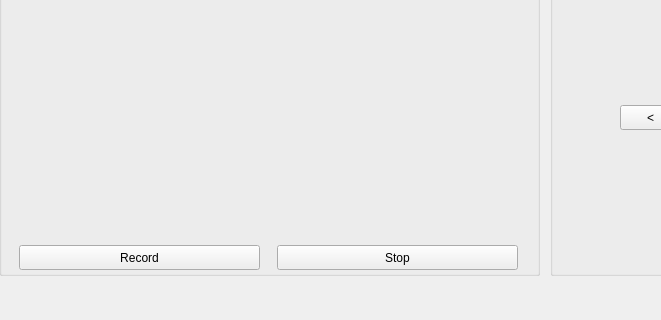
This is monitoring_gui/ui/main_window.ui in Ko-Sai/environmental_monitoring_system as Qt 5 draws it before an edit; both pictures show x 0 to 661 and y 384 to 704 of the 987 by 704 pixel window. The edited form follows.
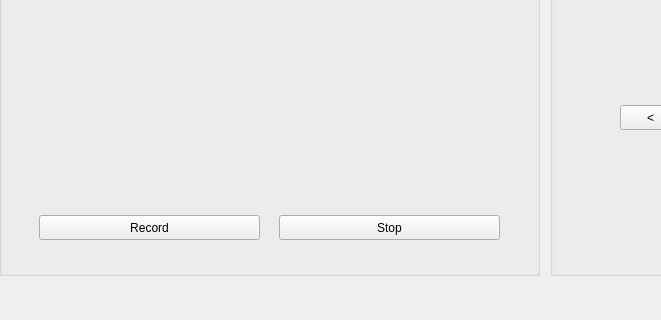
This is the edited form. Icons and pictures are not drawn.

```diff
--- a/monitoring_gui/ui/main_window.ui
+++ b/monitoring_gui/ui/main_window.ui
@@ -33,12 +33,34 @@
     <property name="title">
      <string>        Live Streaming</string>
     </property>
+    <widget class="QLabel" name="imageLabel">
+     <property name="geometry">
+      <rect>
+       <x>60</x>
+       <y>10</y>
+       <width>501</width>
+       <height>511</height>
+      </rect>
+     </property>
+     <property name="text">
+      <string/>
+     </property>
+    </widget>
+    <widget class="QWidget" name="widget" native="true">
+     <property name="geometry">
+      <rect>
+       <x>20</x>
+       <y>510</y>
+       <width>501</width>
+       <height>80</height>
+      </rect>
+     </property>
     <widget class="QPushButton" name="startRecordButton">
      <property name="geometry">
       <rect>
        <x>20</x>
-       <y>570</y>
-       <width>241</width>
+        <y>30</y>
+        <width>221</width>
        <height>25</height>
       </rect>
      </property>
@@ -49,9 +71,9 @@
     <widget class="QPushButton" name="stopRecordButton">
      <property name="geometry">
       <rect>
-       <x>278</x>
-       <y>570</y>
-       <width>241</width>
+        <x>260</x>
+        <y>30</y>
+        <width>221</width>
        <height>25</height>
       </rect>
      </property>
@@ -59,18 +81,6 @@
       <string>Stop</string>
      </property>
     </widget>
-    <widget class="QLabel" name="imageLabel">
-     <property name="geometry">
-      <rect>
-       <x>20</x>
-       <y>40</y>
-       <width>501</width>
-       <height>511</height>
-      </rect>
-     </property>
-     <property name="text">
-      <string/>
-     </property>
     </widget>
    </widget>
    <widget class="QGroupBox" name="controlPanelBox">
```
Lines whose indentation alone changed are shown as unchanged.
